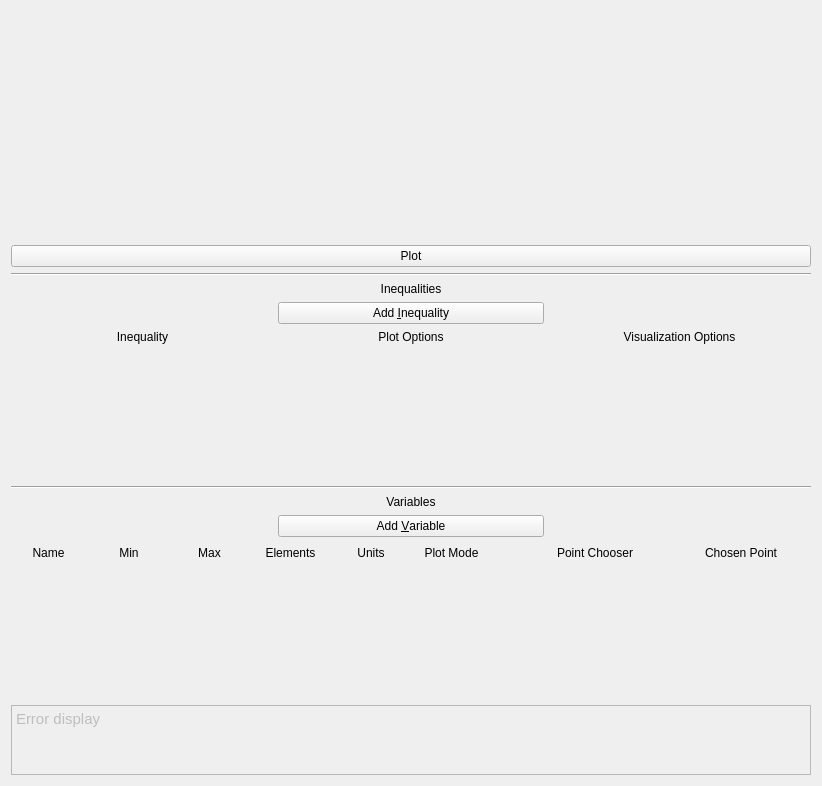
First picture: the form in bareminimumplotter.ui, repository xpcoffee/plotus, before the edit.
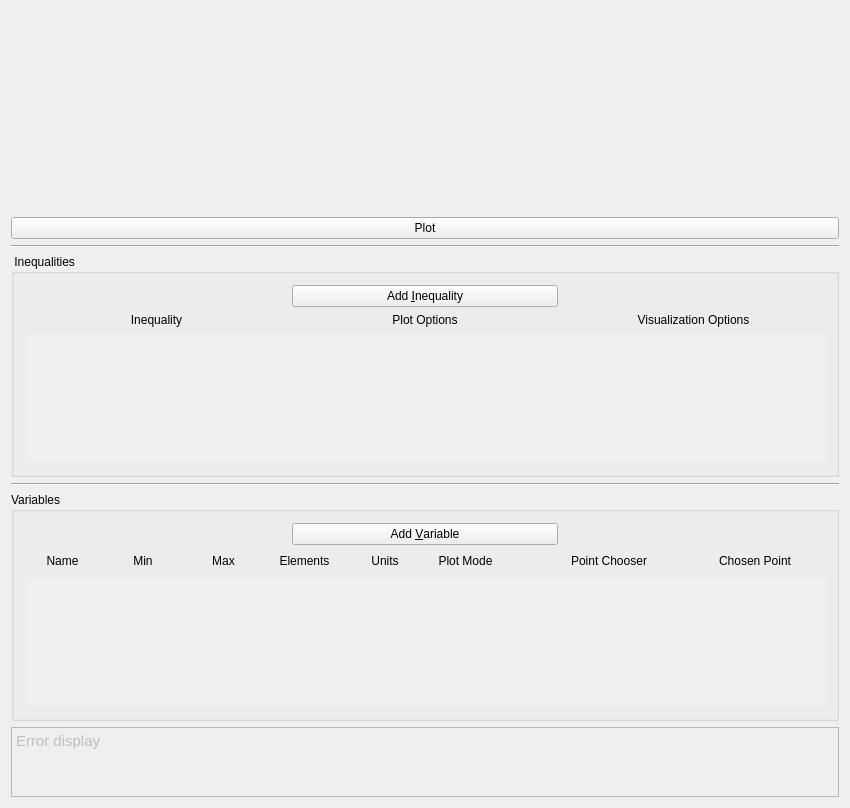
Second picture: the form after the edit. Custom widgets are drawn as their Qt base class.

Diff of the .ui file:
```diff
--- a/bareminimumplotter.ui
+++ b/bareminimumplotter.ui
@@ -15,7 +15,97 @@
   </property>
   <widget class="QWidget" name="centralWidget">
    <layout class="QGridLayout" name="gridLayout">
-    <item row="10" column="0">
+    <item row="7" column="0">
+     <widget class="QTextEdit" name="textEditError">
+      <property name="enabled">
+       <bool>false</bool>
+      </property>
+      <property name="sizePolicy">
+       <sizepolicy hsizetype="Expanding" vsizetype="Fixed">
+        <horstretch>0</horstretch>
+        <verstretch>0</verstretch>
+       </sizepolicy>
+      </property>
+      <property name="minimumSize">
+       <size>
+        <width>0</width>
+        <height>70</height>
+       </size>
+      </property>
+      <property name="maximumSize">
+       <size>
+        <width>16777215</width>
+        <height>70</height>
+       </size>
+      </property>
+      <property name="baseSize">
+       <size>
+        <width>0</width>
+        <height>50</height>
+       </size>
+      </property>
+      <property name="html">
+       <string>&lt;!DOCTYPE HTML PUBLIC &quot;-//W3C//DTD HTML 4.0//EN&quot; &quot;http://www.w3.org/TR/REC-html40/strict.dtd&quot;&gt;
+&lt;html&gt;&lt;head&gt;&lt;meta name=&quot;qrichtext&quot; content=&quot;1&quot; /&gt;&lt;style type=&quot;text/css&quot;&gt;
+p, li { white-space: pre-wrap; }
+&lt;/style&gt;&lt;/head&gt;&lt;body style=&quot; font-family:'Ubuntu'; font-size:11pt; font-weight:400; font-style:normal;&quot;&gt;
+&lt;p style=&quot; margin-top:0px; margin-bottom:0px; margin-left:0px; margin-right:0px; -qt-block-indent:0; text-indent:0px;&quot;&gt;Error display&lt;/p&gt;&lt;/body&gt;&lt;/html&gt;</string>
+      </property>
+     </widget>
+    </item>
+    <item row="0" column="0">
+     <widget class="QCustomPlot" name="plotter" native="true">
+      <property name="sizePolicy">
+       <sizepolicy hsizetype="Preferred" vsizetype="Preferred">
+        <horstretch>0</horstretch>
+        <verstretch>1</verstretch>
+       </sizepolicy>
+      </property>
+      <property name="minimumSize">
+       <size>
+        <width>0</width>
+        <height>200</height>
+       </size>
+      </property>
+      <property name="baseSize">
+       <size>
+        <width>0</width>
+        <height>450</height>
+       </size>
+      </property>
+     </widget>
+    </item>
+    <item row="2" column="0">
+     <widget class="Line" name="line_Inequality">
+      <property name="orientation">
+       <enum>Qt::Horizontal</enum>
+      </property>
+     </widget>
+    </item>
+    <item row="1" column="0">
+     <widget class="QPushButton" name="button_Plot">
+      <property name="text">
+       <string>Plot</string>
+      </property>
+      <property name="shortcut">
+       <string notr="true">Ctrl+Return</string>
+      </property>
+     </widget>
+    </item>
+    <item row="4" column="0">
+     <widget class="Line" name="line_Variables">
+      <property name="orientation">
+       <enum>Qt::Horizontal</enum>
+      </property>
+     </widget>
+    </item>
+    <item row="5" column="0">
+     <widget class="QGroupBox" name="groupBox_Variables">
+      <property name="title">
+       <string>Variables</string>
+      </property>
+      <layout class="QVBoxLayout" name="verticalLayout_4">
+       <item>
      <layout class="QHBoxLayout" name="layout_AddVariable">
       <property name="bottomMargin">
        <number>0</number>
@@ -61,63 +151,7 @@
       </item>
      </layout>
     </item>
-    <item row="4" column="0">
-     <layout class="QHBoxLayout" name="layout_AddInequality">
       <item>
-       <spacer name="horizontalSpacer_4">
-        <property name="orientation">
-         <enum>Qt::Horizontal</enum>
-        </property>
-        <property name="sizeHint" stdset="0">
-         <size>
-          <width>40</width>
-          <height>20</height>
-         </size>
-        </property>
-       </spacer>
-      </item>
-      <item>
-       <widget class="QPushButton" name="button_AddInequality">
-        <property name="sizePolicy">
-         <sizepolicy hsizetype="Expanding" vsizetype="Fixed">
-          <horstretch>0</horstretch>
-          <verstretch>0</verstretch>
-         </sizepolicy>
-        </property>
-        <property name="text">
-         <string>Add &amp;Inequality</string>
-        </property>
-       </widget>
-      </item>
-      <item>
-       <spacer name="horizontalSpacer_5">
-        <property name="orientation">
-         <enum>Qt::Horizontal</enum>
-        </property>
-        <property name="sizeHint" stdset="0">
-         <size>
-          <width>40</width>
-          <height>20</height>
-         </size>
-        </property>
-       </spacer>
-      </item>
-     </layout>
-    </item>
-    <item row="8" column="0">
-     <widget class="QLabel" name="label_Variables">
-      <property name="layoutDirection">
-       <enum>Qt::LeftToRight</enum>
-      </property>
-      <property name="text">
-       <string>Variables</string>
-      </property>
-      <property name="alignment">
-       <set>Qt::AlignCenter</set>
-      </property>
-     </widget>
-    </item>
-    <item row="11" column="0">
      <layout class="QHBoxLayout" name="layout_VariableLabels">
       <property name="bottomMargin">
        <number>0</number>
@@ -238,45 +272,105 @@
       </item>
      </layout>
     </item>
-    <item row="13" column="0">
-     <widget class="QTextEdit" name="textEditError">
-      <property name="enabled">
-       <bool>false</bool>
-      </property>
+       <item>
+        <widget class="QScrollArea" name="scrollArea_VariableInputs">
       <property name="sizePolicy">
-       <sizepolicy hsizetype="Expanding" vsizetype="Fixed">
+          <sizepolicy hsizetype="Expanding" vsizetype="Minimum">
         <horstretch>0</horstretch>
         <verstretch>0</verstretch>
        </sizepolicy>
       </property>
       <property name="minimumSize">
        <size>
-        <width>0</width>
-        <height>70</height>
-       </size>
-      </property>
-      <property name="maximumSize">
-       <size>
-        <width>16777215</width>
-        <height>70</height>
-       </size>
-      </property>
-      <property name="baseSize">
+           <width>800</width>
+           <height>130</height>
+          </size>
+         </property>
+         <property name="frameShape">
+          <enum>QFrame::NoFrame</enum>
+         </property>
+         <property name="frameShadow">
+          <enum>QFrame::Sunken</enum>
+         </property>
+         <property name="horizontalScrollBarPolicy">
+          <enum>Qt::ScrollBarAlwaysOff</enum>
+         </property>
+         <property name="sizeAdjustPolicy">
+          <enum>QAbstractScrollArea::AdjustIgnored</enum>
+         </property>
+         <property name="widgetResizable">
+          <bool>true</bool>
+         </property>
+         <widget class="QWidget" name="scrollAreaWidget_VariableInputs">
+          <property name="geometry">
+           <rect>
+            <x>0</x>
+            <y>0</y>
+            <width>800</width>
+            <height>130</height>
+           </rect>
+          </property>
+          <layout class="QVBoxLayout" name="verticalLayout_2">
+           <item>
+            <layout class="QVBoxLayout" name="layout_Variable"/>
+           </item>
+          </layout>
+         </widget>
+        </widget>
+       </item>
+      </layout>
+     </widget>
+    </item>
+    <item row="3" column="0">
+     <widget class="QGroupBox" name="groupBox_Inequalities">
+      <property name="title">
+       <string> Inequalities</string>
+      </property>
+      <layout class="QVBoxLayout" name="verticalLayout_3">
+       <item>
+        <layout class="QHBoxLayout" name="layout_AddInequality">
+         <item>
+          <spacer name="horizontalSpacer_4">
+           <property name="orientation">
+            <enum>Qt::Horizontal</enum>
+           </property>
+           <property name="sizeHint" stdset="0">
        <size>
-        <width>0</width>
-        <height>50</height>
-       </size>
-      </property>
-      <property name="html">
-       <string>&lt;!DOCTYPE HTML PUBLIC &quot;-//W3C//DTD HTML 4.0//EN&quot; &quot;http://www.w3.org/TR/REC-html40/strict.dtd&quot;&gt;
-&lt;html&gt;&lt;head&gt;&lt;meta name=&quot;qrichtext&quot; content=&quot;1&quot; /&gt;&lt;style type=&quot;text/css&quot;&gt;
-p, li { white-space: pre-wrap; }
-&lt;/style&gt;&lt;/head&gt;&lt;body style=&quot; font-family:'Ubuntu'; font-size:11pt; font-weight:400; font-style:normal;&quot;&gt;
-&lt;p style=&quot; margin-top:0px; margin-bottom:0px; margin-left:0px; margin-right:0px; -qt-block-indent:0; text-indent:0px;&quot;&gt;Error display&lt;/p&gt;&lt;/body&gt;&lt;/html&gt;</string>
-      </property>
-     </widget>
-    </item>
-    <item row="5" column="0">
+             <width>40</width>
+             <height>20</height>
+            </size>
+           </property>
+          </spacer>
+         </item>
+         <item>
+          <widget class="QPushButton" name="button_AddInequality">
+           <property name="sizePolicy">
+            <sizepolicy hsizetype="Expanding" vsizetype="Fixed">
+             <horstretch>0</horstretch>
+             <verstretch>0</verstretch>
+            </sizepolicy>
+           </property>
+           <property name="text">
+            <string>Add &amp;Inequality</string>
+           </property>
+          </widget>
+         </item>
+         <item>
+          <spacer name="horizontalSpacer_5">
+           <property name="orientation">
+            <enum>Qt::Horizontal</enum>
+           </property>
+           <property name="sizeHint" stdset="0">
+            <size>
+             <width>40</width>
+             <height>20</height>
+            </size>
+           </property>
+          </spacer>
+         </item>
+        </layout>
+       </item>
+       <item>
      <layout class="QHBoxLayout" name="layout_InequalityLabels">
       <item>
        <widget class="QLabel" name="label_Inequality">
@@ -310,8 +404,8 @@
       </item>
      </layout>
     </item>
-    <item row="6" column="0">
-     <widget class="QScrollArea" name="scrollArea_2">
+       <item>
+        <widget class="QScrollArea" name="scrollArea_InequalityInputs">
       <property name="sizePolicy">
        <sizepolicy hsizetype="Expanding" vsizetype="Minimum">
         <horstretch>0</horstretch>
@@ -338,7 +432,7 @@
         <rect>
          <x>0</x>
          <y>0</y>
-         <width>800</width>
+            <width>774</width>
          <height>130</height>
         </rect>
        </property>
@@ -350,106 +444,7 @@
       </widget>
      </widget>
     </item>
-    <item row="0" column="0">
-     <widget class="QCustomPlot" name="plotter" native="true">
-      <property name="sizePolicy">
-       <sizepolicy hsizetype="Preferred" vsizetype="Preferred">
-        <horstretch>0</horstretch>
-        <verstretch>1</verstretch>
-       </sizepolicy>
-      </property>
-      <property name="minimumSize">
-       <size>
-        <width>0</width>
-        <height>200</height>
-       </size>
-      </property>
-      <property name="baseSize">
-       <size>
-        <width>0</width>
-        <height>450</height>
-       </size>
-      </property>
-     </widget>
-    </item>
-    <item row="3" column="0">
-     <widget class="QLabel" name="label_Inequalities">
-      <property name="text">
-       <string>Inequalities</string>
-      </property>
-      <property name="alignment">
-       <set>Qt::AlignCenter</set>
-      </property>
-     </widget>
-    </item>
-    <item row="2" column="0">
-     <widget class="Line" name="line_Inequality">
-      <property name="orientation">
-       <enum>Qt::Horizontal</enum>
-      </property>
-     </widget>
-    </item>
-    <item row="1" column="0">
-     <widget class="QPushButton" name="button_Plot">
-      <property name="text">
-       <string>Plot</string>
-      </property>
-      <property name="shortcut">
-       <string notr="true">Ctrl+Return</string>
-      </property>
-     </widget>
-    </item>
-    <item row="7" column="0">
-     <widget class="Line" name="line_Variables">
-      <property name="orientation">
-       <enum>Qt::Horizontal</enum>
-      </property>
-     </widget>
-    </item>
-    <item row="12" column="0">
-     <widget class="QScrollArea" name="scrollAreaVariableInputs">
-      <property name="sizePolicy">
-       <sizepolicy hsizetype="Expanding" vsizetype="Minimum">
-        <horstretch>0</horstretch>
-        <verstretch>0</verstretch>
-       </sizepolicy>
-      </property>
-      <property name="minimumSize">
-       <size>
-        <width>800</width>
-        <height>130</height>
-       </size>
-      </property>
-      <property name="frameShape">
-       <enum>QFrame::NoFrame</enum>
-      </property>
-      <property name="frameShadow">
-       <enum>QFrame::Sunken</enum>
-      </property>
-      <property name="horizontalScrollBarPolicy">
-       <enum>Qt::ScrollBarAlwaysOff</enum>
-      </property>
-      <property name="sizeAdjustPolicy">
-       <enum>QAbstractScrollArea::AdjustIgnored</enum>
-      </property>
-      <property name="widgetResizable">
-       <bool>true</bool>
-      </property>
-      <widget class="QWidget" name="scrollAreaWidgetContents">
-       <property name="geometry">
-        <rect>
-         <x>0</x>
-         <y>0</y>
-         <width>800</width>
-         <height>130</height>
-        </rect>
-       </property>
-       <layout class="QVBoxLayout" name="verticalLayout_2">
-        <item>
-         <layout class="QVBoxLayout" name="layout_Variable"/>
-        </item>
-       </layout>
-      </widget>
+      </layout>
      </widget>
     </item>
    </layout>
```
Left out of the diff: 2 changed lines with no effect on the pictures. Lines whose indentation alone changed are shown as unchanged.
